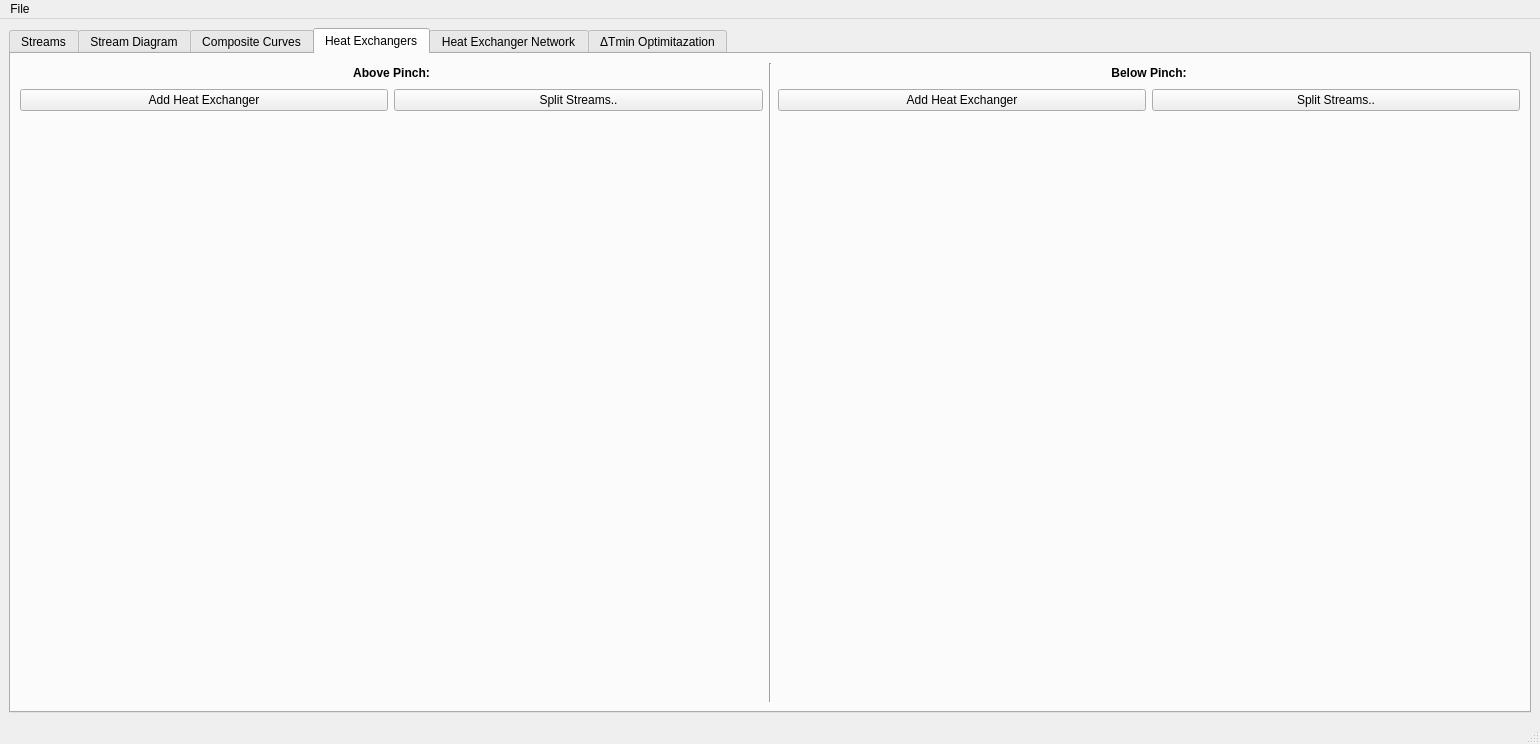
The window that interface/MPinch.ui (CarlosTadeuVassoler/MPinch) describes before a commit, drawn with Qt 5.
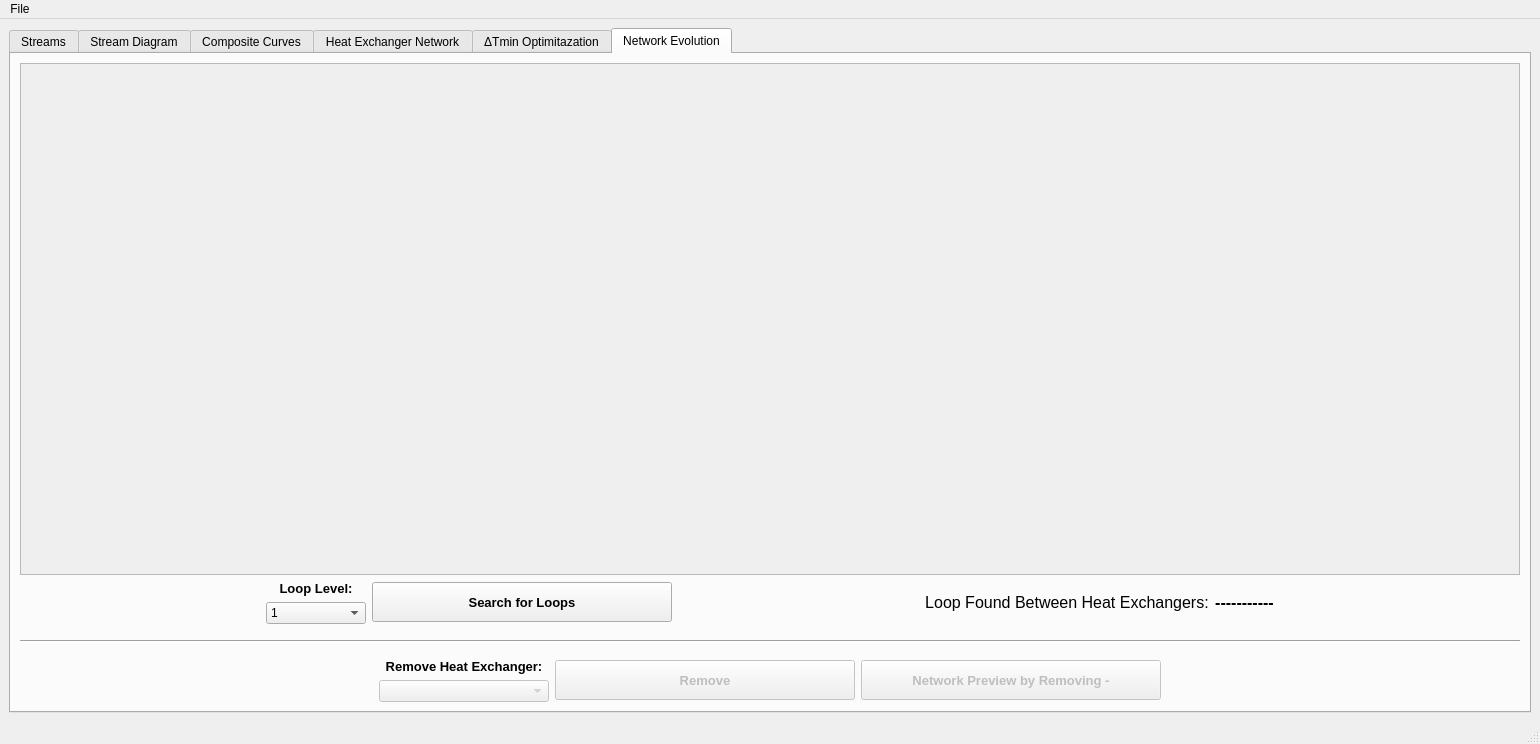
The same window after the commit. The open tabs and pages were chosen to show the change.

Diff of the .ui file:
```diff
--- a/interface/MPinch.ui
+++ b/interface/MPinch.ui
@@ -1304,112 +1304,6 @@
         </item>
        </layout>
       </widget>
-      <widget class="QWidget" name="tab_4">
-       <attribute name="title">
-        <string>Heat Exchangers</string>
-       </attribute>
-       <layout class="QGridLayout" name="gridLayout_6">
-        <item row="0" column="0">
-         <layout class="QGridLayout" name="gridLayout_2">
-          <item row="1" column="4">
-           <widget class="QPushButton" name="pushButton_2">
-            <property name="text">
-             <string>Add Heat Exchanger</string>
-            </property>
-           </widget>
-          </item>
-          <item row="1" column="5">
-           <widget class="QPushButton" name="pushButton_3">
-            <property name="text">
-             <string>Split Streams..</string>
-            </property>
-           </widget>
-          </item>
-          <item row="1" column="8">
-           <widget class="QPushButton" name="pushButton_5">
-            <property name="text">
-             <string>Split Streams..</string>
-            </property>
-           </widget>
-          </item>
-          <item row="1" column="7">
-           <widget class="QPushButton" name="pushButton_4">
-            <property name="text">
-             <string>Add Heat Exchanger</string>
-            </property>
-           </widget>
-          </item>
-          <item row="0" column="4" colspan="2">
-           <widget class="QLabel" name="label_7">
-            <property name="maximumSize">
-             <size>
-              <width>16777215</width>
-              <height>20</height>
-             </size>
-            </property>
-            <property name="font">
-             <font>
-              <weight>75</weight>
-              <bold>true</bold>
-             </font>
-            </property>
-            <property name="text">
-             <string>Above Pinch:</string>
-            </property>
-            <property name="alignment">
-             <set>Qt::AlignCenter</set>
-            </property>
-           </widget>
-          </item>
-          <item row="3" column="7" rowspan="2" colspan="2">
-           <layout class="QGridLayout" name="gridLayout_8"/>
-          </item>
-          <item row="2" column="4" colspan="2">
-           <spacer name="verticalSpacer">
-            <property name="orientation">
-             <enum>Qt::Vertical</enum>
-            </property>
-            <property name="sizeType">
-             <enum>QSizePolicy::Fixed</enum>
-            </property>
-            <property name="sizeHint" stdset="0">
-             <size>
-              <width>20</width>
-              <height>1</height>
-             </size>
-            </property>
-           </spacer>
-          </item>
-          <item row="0" column="6" rowspan="5">
-           <widget class="Line" name="line_2">
-            <property name="orientation">
-             <enum>Qt::Vertical</enum>
-            </property>
-           </widget>
-          </item>
-          <item row="3" column="4" rowspan="2" colspan="2">
-           <layout class="QGridLayout" name="gridLayout_7"/>
-          </item>
-          <item row="0" column="7" colspan="2">
-           <widget class="QLabel" name="label_8">
-            <property name="font">
-             <font>
-              <weight>75</weight>
-              <bold>true</bold>
-             </font>
-            </property>
-            <property name="text">
-             <string>Below Pinch:</string>
-            </property>
-            <property name="alignment">
-             <set>Qt::AlignCenter</set>
-            </property>
-           </widget>
-          </item>
-         </layout>
-        </item>
-       </layout>
-      </widget>
       <widget class="QWidget" name="tab_5">
        <attribute name="title">
         <string>Heat Exchanger Network</string>
@@ -3766,6 +3660,387 @@
         </item>
        </layout>
       </widget>
+      <widget class="QWidget" name="tab_4">
+       <attribute name="title">
+        <string>Network Evolution</string>
+       </attribute>
+       <layout class="QGridLayout" name="gridLayout_6">
+        <item row="1" column="0">
+         <layout class="QVBoxLayout" name="verticalLayout_11">
+          <item>
+           <widget class="QScrollArea" name="scrollArea">
+            <property name="widgetResizable">
+             <bool>true</bool>
+            </property>
+            <widget class="QWidget" name="scrollAreaWidgetContents">
+             <property name="geometry">
+              <rect>
+               <x>0</x>
+               <y>0</y>
+               <width>1494</width>
+               <height>492</height>
+              </rect>
+             </property>
+             <layout class="QVBoxLayout" name="verticalLayout_10">
+              <item>
+               <layout class="QVBoxLayout" name="rede_teste"/>
+              </item>
+             </layout>
+            </widget>
+           </widget>
+          </item>
+          <item>
+           <layout class="QHBoxLayout" name="horizontalLayout_19">
+            <item>
+             <spacer name="horizontalSpacer_14">
+              <property name="orientation">
+               <enum>Qt::Horizontal</enum>
+              </property>
+              <property name="sizeHint" stdset="0">
+               <size>
+                <width>40</width>
+                <height>20</height>
+               </size>
+              </property>
+             </spacer>
+            </item>
+            <item>
+             <layout class="QVBoxLayout" name="verticalLayout_12">
+              <item>
+               <widget class="QLabel" name="label">
+                <property name="sizePolicy">
+                 <sizepolicy hsizetype="Preferred" vsizetype="Preferred">
+                  <horstretch>0</horstretch>
+                  <verstretch>0</verstretch>
+                 </sizepolicy>
+                </property>
+                <property name="minimumSize">
+                 <size>
+                  <width>0</width>
+                  <height>0</height>
+                 </size>
+                </property>
+                <property name="font">
+                 <font>
+                  <family>Arial</family>
+                  <pointsize>10</pointsize>
+                  <weight>75</weight>
+                  <bold>true</bold>
+                 </font>
+                </property>
+                <property name="text">
+                 <string>Loop Level:</string>
+                </property>
+                <property name="alignment">
+                 <set>Qt::AlignCenter</set>
+                </property>
+               </widget>
+              </item>
+              <item>
+               <widget class="QComboBox" name="nivel">
+                <property name="minimumSize">
+                 <size>
+                  <width>100</width>
+                  <height>0</height>
+                 </size>
+                </property>
+                <property name="maximumSize">
+                 <size>
+                  <width>16777215</width>
+                  <height>16777215</height>
+                 </size>
+                </property>
+                <item>
+                 <property name="text">
+                  <string>1</string>
+                 </property>
+                </item>
+                <item>
+                 <property name="text">
+                  <string>2</string>
+                 </property>
+                </item>
+                <item>
+                 <property name="text">
+                  <string>3</string>
+                 </property>
+                </item>
+               </widget>
+              </item>
+             </layout>
+            </item>
+            <item>
+             <widget class="QPushButton" name="identificar_laco">
+              <property name="minimumSize">
+               <size>
+                <width>300</width>
+                <height>40</height>
+               </size>
+              </property>
+              <property name="maximumSize">
+               <size>
+                <width>16777215</width>
+                <height>16777215</height>
+               </size>
+              </property>
+              <property name="font">
+               <font>
+                <family>Arial</family>
+                <pointsize>10</pointsize>
+                <weight>75</weight>
+                <bold>true</bold>
+               </font>
+              </property>
+              <property name="text">
+               <string>Search for Loops</string>
+              </property>
+             </widget>
+            </item>
+            <item>
+             <spacer name="horizontalSpacer">
+              <property name="orientation">
+               <enum>Qt::Horizontal</enum>
+              </property>
+              <property name="sizeHint" stdset="0">
+               <size>
+                <width>40</width>
+                <height>20</height>
+               </size>
+              </property>
+             </spacer>
+            </item>
+            <item>
+             <layout class="QHBoxLayout" name="horizontalLayout_22">
+              <item>
+               <widget class="QLabel" name="label_7">
+                <property name="font">
+                 <font>
+                  <family>Arial</family>
+                  <pointsize>12</pointsize>
+                  <weight>50</weight>
+                  <bold>false</bold>
+                 </font>
+                </property>
+                <property name="text">
+                 <string>Loop Found Between Heat Exchangers:</string>
+                </property>
+                <property name="alignment">
+                 <set>Qt::AlignCenter</set>
+                </property>
+               </widget>
+              </item>
+              <item>
+               <widget class="QLabel" name="trocadores_loop">
+                <property name="font">
+                 <font>
+                  <family>Arial</family>
+                  <pointsize>12</pointsize>
+                  <weight>75</weight>
+                  <bold>true</bold>
+                 </font>
+                </property>
+                <property name="text">
+                 <string>-----------</string>
+                </property>
+                <property name="alignment">
+                 <set>Qt::AlignCenter</set>
+                </property>
+               </widget>
+              </item>
+             </layout>
+            </item>
+            <item>
+             <spacer name="horizontalSpacer_2">
+              <property name="orientation">
+               <enum>Qt::Horizontal</enum>
+              </property>
+              <property name="sizeHint" stdset="0">
+               <size>
+                <width>40</width>
+                <height>20</height>
+               </size>
+              </property>
+             </spacer>
+            </item>
+           </layout>
+          </item>
+          <item>
+           <spacer name="verticalSpacer">
+            <property name="orientation">
+             <enum>Qt::Vertical</enum>
+            </property>
+            <property name="sizeType">
+             <enum>QSizePolicy::Maximum</enum>
+            </property>
+            <property name="sizeHint" stdset="0">
+             <size>
+              <width>20</width>
+              <height>10</height>
+             </size>
+            </property>
+           </spacer>
+          </item>
+          <item>
+           <widget class="Line" name="line_2">
+            <property name="orientation">
+             <enum>Qt::Horizontal</enum>
+            </property>
+           </widget>
+          </item>
+          <item>
+           <spacer name="verticalSpacer_4">
+            <property name="orientation">
+             <enum>Qt::Vertical</enum>
+            </property>
+            <property name="sizeType">
+             <enum>QSizePolicy::Maximum</enum>
+            </property>
+            <property name="sizeHint" stdset="0">
+             <size>
+              <width>20</width>
+              <height>10</height>
+             </size>
+            </property>
+           </spacer>
+          </item>
+          <item>
+           <layout class="QHBoxLayout" name="horizontalLayout_21">
+            <item>
+             <spacer name="horizontalSpacer_15">
+              <property name="orientation">
+               <enum>Qt::Horizontal</enum>
+              </property>
+              <property name="sizeHint" stdset="0">
+               <size>
+                <width>40</width>
+                <height>20</height>
+               </size>
+              </property>
+             </spacer>
+            </item>
+            <item>
+             <layout class="QVBoxLayout" name="verticalLayout_9">
+              <item>
+               <widget class="QLabel" name="label_8">
+                <property name="minimumSize">
+                 <size>
+                  <width>170</width>
+                  <height>0</height>
+                 </size>
+                </property>
+                <property name="maximumSize">
+                 <size>
+                  <width>200</width>
+                  <height>16777215</height>
+                 </size>
+                </property>
+                <property name="font">
+                 <font>
+                  <family>Arial</family>
+                  <pointsize>10</pointsize>
+                  <weight>75</weight>
+                  <bold>true</bold>
+                 </font>
+                </property>
+                <property name="text">
+                 <string>Remove Heat Exchanger:</string>
+                </property>
+                <property name="alignment">
+                 <set>Qt::AlignCenter</set>
+                </property>
+               </widget>
+              </item>
+              <item>
+               <widget class="QComboBox" name="trocador_remover">
+                <property name="enabled">
+                 <bool>false</bool>
+                </property>
+                <property name="minimumSize">
+                 <size>
+                  <width>170</width>
+                  <height>0</height>
+                 </size>
+                </property>
+                <property name="maximumSize">
+                 <size>
+                  <width>200</width>
+                  <height>16777215</height>
+                 </size>
+                </property>
+                <property name="sizeAdjustPolicy">
+                 <enum>QComboBox::AdjustToContents</enum>
+                </property>
+               </widget>
+              </item>
+             </layout>
+            </item>
+            <item>
+             <widget class="QPushButton" name="remover">
+              <property name="enabled">
+               <bool>false</bool>
+              </property>
+              <property name="minimumSize">
+               <size>
+                <width>300</width>
+                <height>40</height>
+               </size>
+              </property>
+              <property name="font">
+               <font>
+                <family>Arial</family>
+                <pointsize>10</pointsize>
+                <weight>75</weight>
+                <bold>true</bold>
+               </font>
+              </property>
+              <property name="text">
+               <string>Remove</string>
+              </property>
+             </widget>
+            </item>
+            <item>
+             <widget class="QPushButton" name="preview">
+              <property name="enabled">
+               <bool>false</bool>
+              </property>
+              <property name="minimumSize">
+               <size>
+                <width>300</width>
+                <height>40</height>
+               </size>
+              </property>
+              <property name="font">
+               <font>
+                <family>Arial</family>
+                <pointsize>10</pointsize>
+                <weight>75</weight>
+                <bold>true</bold>
+               </font>
+              </property>
+              <property name="text">
+               <string>Network Preview by Removing -</string>
+              </property>
+             </widget>
+            </item>
+            <item>
+             <spacer name="horizontalSpacer_16">
+              <property name="orientation">
+               <enum>Qt::Horizontal</enum>
+              </property>
+              <property name="sizeHint" stdset="0">
+               <size>
+                <width>40</width>
+                <height>20</height>
+               </size>
+              </property>
+             </spacer>
+            </item>
+           </layout>
+          </item>
+         </layout>
+        </item>
+       </layout>
+      </widget>
      </widget>
     </item>
    </layout>
```
Left out of the diff: 34 changed lines with no effect on the pictures.
